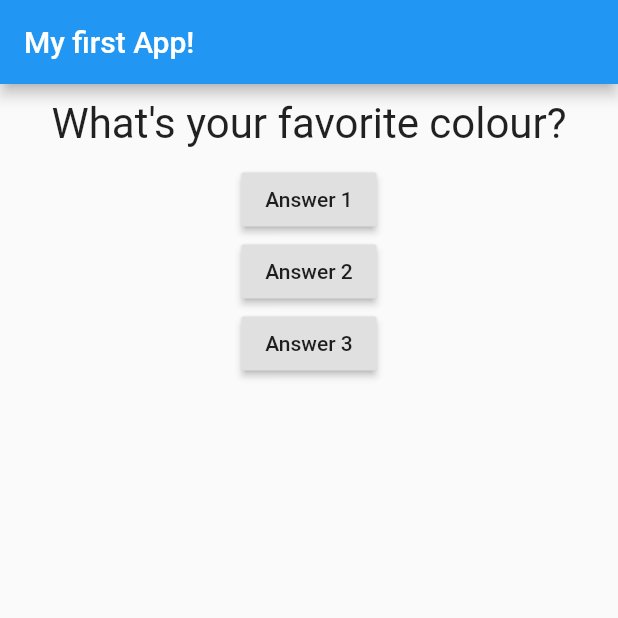
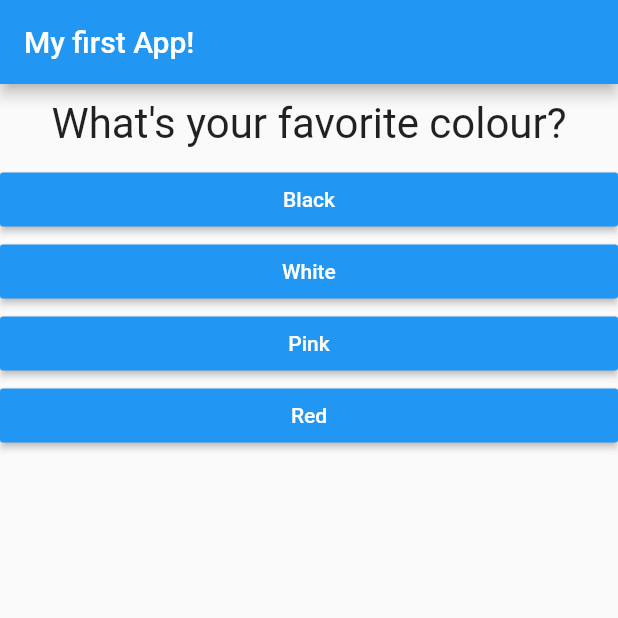
Before and after one commit to CaioRagazzi/firstAppFlutterCourse, a Flutter app: the screen it shows after launch, on a phone screen of 412 x 824 dp, the top half of it. Run offline on Flutter 3.47's test engine with Material 2 defaults, Android fonts, the phone set to English and light mode, and no system bars.

Commit message:
continuação curso flutter

```diff
--- /dev/null
+++ b/lib/answer.dart
@@ -0,0 +1,21 @@
+import 'package:flutter/material.dart';
+
+class Answer extends StatelessWidget {
+  final Function selectHandler;
+  final String answerText;
+
+  Answer(this.selectHandler, this.answerText);
+
+  @override
+  Widget build(BuildContext context) {
+    return Container(
+      width: double.infinity,
+      child: RaisedButton(
+        textColor: Colors.white,
+        color: Colors.blue,
+        child: Text(answerText),
+        onPressed: selectHandler,
+      ),
+    );
+  }
+}
--- a/lib/main.dart
+++ b/lib/main.dart
@@ -1,6 +1,7 @@
 import 'package:flutter/material.dart';
 
-import './question.dart';
+import './quiz.dart';
+import './result.dart';
 
 void main() => runApp(MyApp());
 
@@ -19,39 +20,36 @@ class _MyAppState extends State<MyApp> {
     setState(() {
       _questionIndex++;
     });
-    print('Answer chosen!');
   }
 
   @override
   Widget build(BuildContext context) {
-    var questions = [
-      'What\'s your favorite colour?',
-      'What\'s your favorite animal?',
+    var _questions = [
+      {
+        'questionText': 'What\'s your favorite colour?',
+        'answers': ['Black', 'White', 'Pink', 'Red']
+      },
+      {
+        'questionText': 'What\'s your favorite animal?',
+        'answers': ['Lion', 'Snak', 'Cat', 'Dog']
+      },
+      {
+        'questionText': 'What\'s your favorite person?',
+        'answers': ['Caio', 'Caio', 'Caio', 'Caio']
+      }
     ];
     return MaterialApp(
       home: Scaffold(
         appBar: AppBar(
           title: Text('My first App!'),
         ),
-        body: Column(
-          children: <Widget>[
-            Question(questions.elementAt(_questionIndex)),
-            RaisedButton(
-              child: Text('Answer 1'),
-              onPressed: _answerQuestion,
-            ),
-            RaisedButton(
-              child: Text('Answer 2'),
-              onPressed: () => print('answer 2 chosen'),
-            ),
-            RaisedButton(
-              child: Text('Answer 3'),
-              onPressed: () {
-                print('answer 3 chosen');
-              },
-            ),
-          ],
-        ),
+        body: _questionIndex < _questions.length
+            ? Quiz(
+                answerQuestion: _answerQuestion,
+                questionIndex: _questionIndex,
+                questions: _questions,
+              )
+            : Result(),
       ),
     );
   }
--- /dev/null
+++ b/lib/quiz.dart
@@ -0,0 +1,28 @@
+import 'package:flutter/material.dart';
+
+import './question.dart';
+import './answer.dart';
+
+class Quiz extends StatelessWidget {
+  final List<Map<String, Object>> questions;
+  final int questionIndex;
+  final Function answerQuestion;
+
+  Quiz(
+      {@required this.questions,
+      @required this.questionIndex,
+      @required this.answerQuestion});
+
+  @override
+  Widget build(BuildContext context) {
+    return Column(
+      children: <Widget>[
+        Question(questions.elementAt(questionIndex)['questionText']),
+        ...(questions.elementAt(questionIndex)['answers'] as List<String>)
+            .map((item) {
+          return Answer(answerQuestion, item);
+        }).toList()
+      ],
+    );
+  }
+}
--- /dev/null
+++ b/lib/result.dart
@@ -0,0 +1,10 @@
+import 'package:flutter/material.dart';
+
+class Result extends StatelessWidget {
+  @override
+  Widget build(BuildContext context) {
+    return Center(
+      child: Text('You did it!'),
+    );
+  }
+}
```
